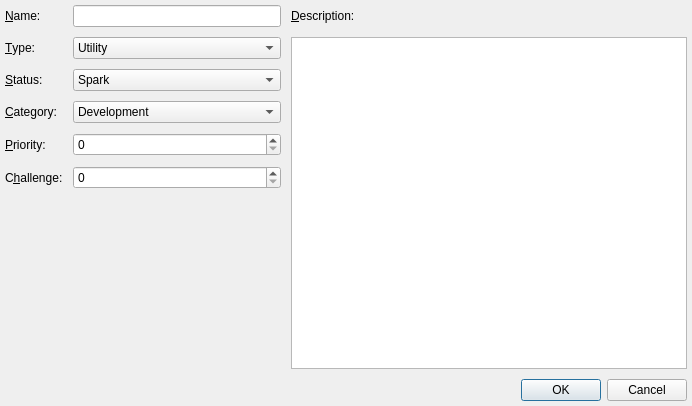
First picture: the form in forms/project_diag_edit.ui, repository skriticos/nelia1, before the edit.
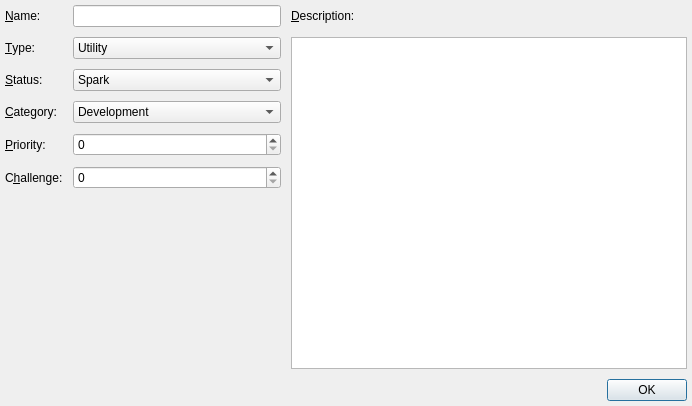
Second picture: the form after the edit.

Commit message:
dialogs: tab changes focus in textboxes
No more indenting with tab in the dialog boxes. Instead they nicely follow the
flow of the other controls, jumping to the next one.

Removed cancel option for dialog boxes (which messes with the tab order).
Dialogs can be  aborted with standard window controls or <esc>.

The edit to the form file:
```diff
--- a/forms/project_diag_edit.ui
+++ b/forms/project_diag_edit.ui
@@ -286,7 +286,7 @@
       <enum>Qt::Horizontal</enum>
      </property>
      <property name="standardButtons">
-      <set>QDialogButtonBox::Cancel|QDialogButtonBox::Ok</set>
+      <set>QDialogButtonBox::Ok</set>
      </property>
     </widget>
    </item>
```
Left out of the diff: 3 changed lines with no effect on the pictures. The commit also changes 3 other files.
